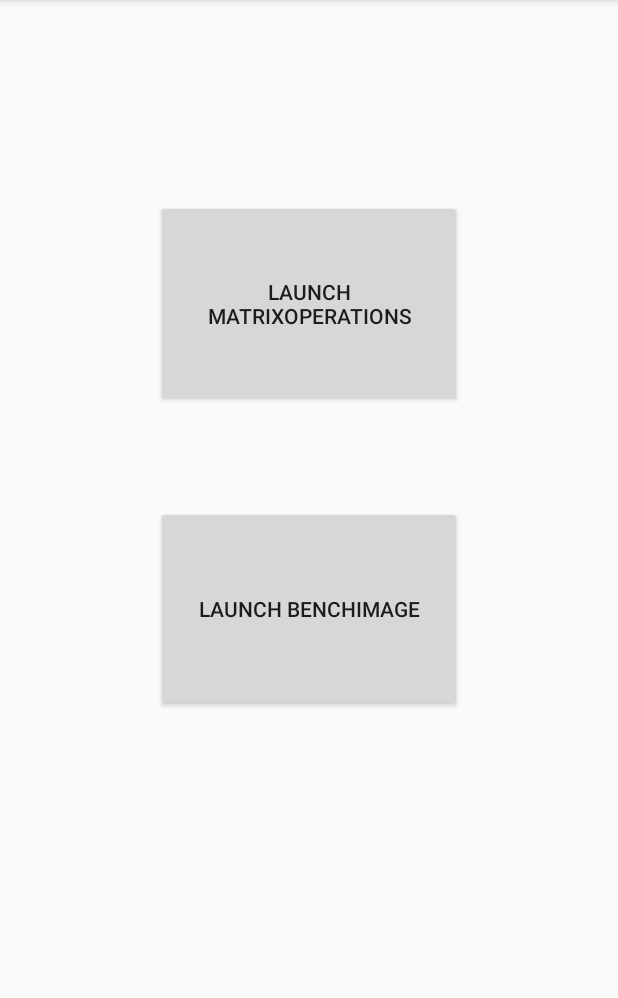
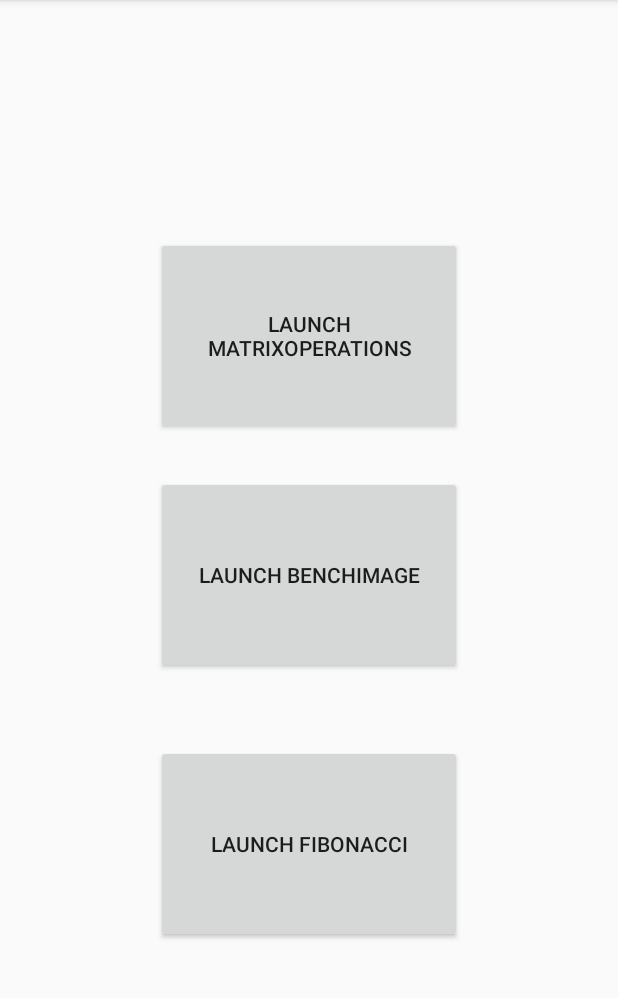
Before and after one commit to alvesRenan/BenchmarkApp, an Android app: the screen it shows after launch (MainActivity), on a phone screen of 412 x 824 dp, the part 84-1082 px from its top. Run offline under Robolectric (Android 15) with nearby library versions, the phone set to English and light mode, and no system bars.

Commit message:
Added fibonacci

```diff
--- a/app/src/main/java/alves/renan/benchmarkapp/MainActivity.kt
+++ b/app/src/main/java/alves/renan/benchmarkapp/MainActivity.kt
@@ -17,5 +17,9 @@ class MainActivity : AppCompatActivity() {
         btnBenchImage.setOnClickListener {
             startActivity( Intent(applicationContext, BenchImageActivity::class.java) )
         }
+
+        btnFibonacci.setOnClickListener {
+            startActivity( Intent(applicationContext, FibonacciActivity::class.java) )
+        }
     }
 }
--- /dev/null
+++ b/app/src/main/java/alves/renan/benchmarkapp/fibonacci/Fibonacci.kt
@@ -0,0 +1,9 @@
+package alves.renan.benchmarkapp.fibonacci
+
+import br.ufc.mdcc.mpos.offload.Remotable
+
+interface Fibonacci {
+
+    @Remotable(status = true, value = Remotable.Offload.STATIC)
+    fun compFibonacci(n: Int): Int
+}
--- a/app/src/main/res/layout/activity_main.xml
+++ b/app/src/main/res/layout/activity_main.xml
@@ -9,24 +9,36 @@
 
     <Button
         android:id="@+id/btnMatrix"
-        android:layout_width="0dp"
+        android:layout_width="204dp"
         android:layout_height="0dp"
-        android:layout_marginTop="133dp"
-        android:layout_marginBottom="66dp"
+        android:layout_marginTop="158dp"
+        android:layout_marginBottom="27dp"
         android:text="@string/btnMatrix"
         app:layout_constraintBottom_toTopOf="@+id/btnBenchImage"
-        app:layout_constraintEnd_toEndOf="@+id/btnBenchImage"
-        app:layout_constraintStart_toStartOf="@+id/btnBenchImage"
+        app:layout_constraintEnd_toEndOf="parent"
+        app:layout_constraintStart_toStartOf="parent"
         app:layout_constraintTop_toTopOf="parent" />
 
     <Button
         android:id="@+id/btnBenchImage"
         android:layout_width="204dp"
         android:layout_height="0dp"
-        android:layout_marginBottom="293dp"
+        android:layout_marginBottom="47dp"
         android:text="@string/btnBenchImage"
+        app:layout_constraintBottom_toTopOf="@+id/btnFibonacci"
+        app:layout_constraintEnd_toEndOf="parent"
+        app:layout_constraintStart_toStartOf="parent"
+        app:layout_constraintTop_toBottomOf="@+id/btnMatrix" />
+
+    <Button
+        android:id="@+id/btnFibonacci"
+        android:layout_width="204dp"
+        android:layout_height="0dp"
+        android:layout_marginBottom="139dp"
+        android:text="@string/btnFibonacci"
         app:layout_constraintBottom_toBottomOf="parent"
         app:layout_constraintEnd_toEndOf="parent"
         app:layout_constraintStart_toStartOf="parent"
-        app:layout_constraintTop_toBottomOf="@+id/btnMatrix" />
+        app:layout_constraintTop_toBottomOf="@+id/btnBenchImage" />
+
 </androidx.constraintlayout.widget.ConstraintLayout>
--- a/app/src/main/res/values/strings.xml
+++ b/app/src/main/res/values/strings.xml
@@ -2,6 +2,7 @@
     <string name="app_name">BenchmarkApp</string>
     <string name="btnMatrix">Launch MatrixOperations</string>
     <string name="btnBenchImage">Launch BenchImage</string>
+    <string name="btnFibonacci">Launch Fibonacci</string>
 
     <string name="action_settings">Settings</string>
     <string name="hello_world">Hello world!</string>
```
Also changed, not shown: app/src/main/java/alves/renan/benchmarkapp/FibonacciActivity.kt (added, +93 -0 lines), app/src/main/java/alves/renan/benchmarkapp/fibonacci/FibonacciImpl.kt (added, +12 -0 lines), app/src/main/res/layout/activity_fibonacci.xml (added, +81 -0 lines), app/src/main/res/drawable/fibonacci.jpg (added), 1 other file.
